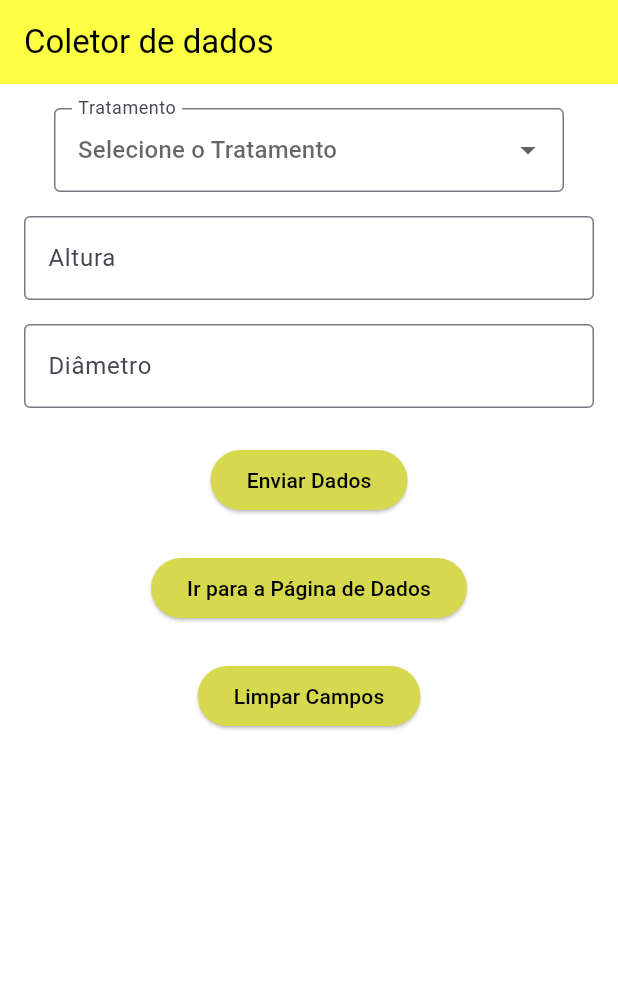
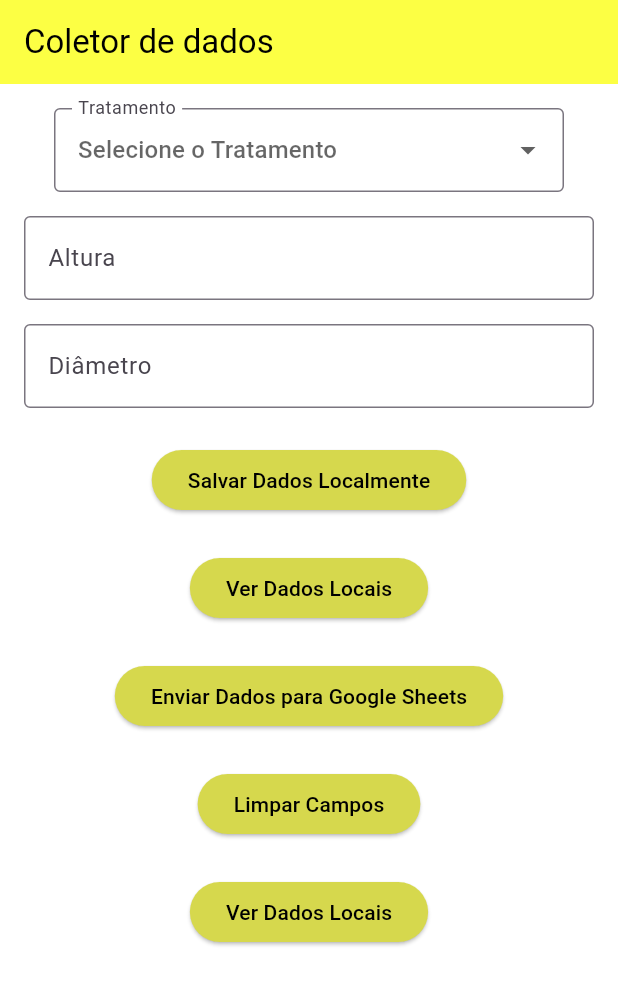
Before and after one commit to daniloasdotcom/flutter_gsheets, a Flutter app: the screen it shows after launch, after a tap on "Limpar Campos", on a phone screen of 412 x 824 dp. Shown: the top 985 px of the screen. Run offline on Flutter 3.47's test engine with Material 3 defaults, Android fonts, the phone set to English and light mode, and no system bars; our stand-ins replace shared_preferences; missing offline and left inert: gsheets.

Commit message:
update23052024

```diff
--- a/lib/googlesheets.dart
+++ b/lib/googlesheets.dart
@@ -10,7 +10,6 @@ class SheetsFlutter {
   // Credenciais da API do Google Sheets (JSON de credenciais deve ser colocado aqui)
   static const _sheetCredentials = r'''
   {
-
   }
 ''';
 
--- a/lib/mainscreen.dart
+++ b/lib/mainscreen.dart
@@ -1,5 +1,8 @@
+import 'dart:convert';
 import 'package:flutter/material.dart';
 import 'package:flutter/services.dart';
+import 'package:flutter_gsheets/dadoslocais.dart';
+import 'package:shared_preferences/shared_preferences.dart';
 import 'package:flutter_gsheets/dataspages.dart';
 import 'package:flutter_gsheets/googlesheets.dart';
 import 'package:flutter_gsheets/sheetscolumn.dart';
@@ -70,15 +73,12 @@ class _MainScreenState extends State<MainScreen> {
             crossAxisAlignment: CrossAxisAlignment.center,
             children: [
               Padding(
-                padding: const EdgeInsets.symmetric(
-                    horizontal:
-                        20.0), // Adiciona um padding horizontal de 20 unidades
+                padding: const EdgeInsets.symmetric(horizontal: 20.0),
                 child: DropdownButtonFormField<String>(
                   value: selectedTratamento,
                   hint: const Text('Selecione o Tratamento'),
-                  isExpanded: true, // Ocupa o máximo de espaço possível
-                  dropdownColor: const Color.fromARGB(
-                      255, 177, 120, 120), // Cor de fundo do dropdown
+                  isExpanded: true,
+                  dropdownColor: const Color.fromARGB(255, 177, 120, 120),
                   decoration: const InputDecoration(
                     labelText: 'Tratamento',
                     border: OutlineInputBorder(),
@@ -152,8 +152,7 @@ class _MainScreenState extends State<MainScreen> {
                 onPressed: () async {
                   if (selectedTratamento == null) {
                     ScaffoldMessenger.of(context).showSnackBar(
-                      SnackBar(
-                          content: Text('Por favor, selecione um tratamento.')),
+                      SnackBar(content: Text('Por favor, selecione um tratamento.')),
                     );
                     return;
                   }
@@ -161,26 +160,81 @@ class _MainScreenState extends State<MainScreen> {
                   final feedback = {
                     SheetsColunm.tratamento: selectedTratamento!,
                     SheetsColunm.altura: double.tryParse(
-                            alturaController.text.replaceAll(',', '.')) ??
-                        0.0,
+                            alturaController.text.replaceAll(',', '.')) ?? 0.0,
                     SheetsColunm.diametro: double.tryParse(
-                            diametroController.text.replaceAll(',', '.')) ??
-                        0.0,
+                            diametroController.text.replaceAll(',', '.')) ?? 0.0,
                   };
 
-                  await SheetsFlutter.insert([feedback]);
+                  // Save locally
+                  final prefs = await SharedPreferences.getInstance();
+                  List<String> data = prefs.getStringList('localData') ?? [];
+                  data.add(jsonEncode(feedback));
+                  await prefs.setStringList('localData', data);
 
                   ScaffoldMessenger.of(context).showSnackBar(
-                    SnackBar(content: Text('Dados enviados com sucesso!')),
+                    SnackBar(content: Text('Dados armazenados localmente!')),
                   );
-                  alturaController.clear(); // Limpa o campo de altura
-                  diametroController.clear(); // Limpa o campo de diâmetro
+                  alturaController.clear();
+                  diametroController.clear();
                   setState(() {
-                    selectedTratamento =
-                        null; // Reseta o tratamento selecionado
+                    selectedTratamento = null;
                   });
                 },
-                child: Text('Enviar Dados'),
+                child: Text('Salvar Dados Localmente'),
+                style: ElevatedButton.styleFrom(
+                  foregroundColor: Colors.black,
+                  backgroundColor: Color.fromARGB(255, 214, 216, 77),
+                ),
+              ),
+              SizedBox(height: 24),
+              ElevatedButton(
+                onPressed: () {
+                  Navigator.push(
+                    context,
+                    MaterialPageRoute(builder: (context) => LocalDataScreen()),
+                  );
+                },
+                child: Text('Ver Dados Locais'),
+                style: ElevatedButton.styleFrom(
+                  foregroundColor: Colors.black,
+                  backgroundColor: Color.fromARGB(255, 214, 216, 77),
+                ),
+              ),
+              SizedBox(height: 24),
+              ElevatedButton(
+                onPressed: () async {
+                  final prefs = await SharedPreferences.getInstance();
+                  List<String> data = prefs.getStringList('localData') ?? [];
+                  if (data.isEmpty) {
+                    ScaffoldMessenger.of(context).showSnackBar(
+                      SnackBar(content: Text('Nenhum dado para enviar.')),
+                    );
+                    return;
+                  }
+
+                  List rows = data.map((e) => jsonDecode(e)).toList();
+                  await SheetsFlutter.insert(rows.cast<Map<String, dynamic>>());
+
+                  ScaffoldMessenger.of(context).showSnackBar(
+                    SnackBar(content: Text('Dados enviados para o Google Sheets!')),
+                  );
+                },
+                child: Text('Enviar Dados para Google Sheets'),
+                style: ElevatedButton.styleFrom(
+                  foregroundColor: Colors.black,
+                  backgroundColor: Color.fromARGB(255, 214, 216, 77),
+                ),
+              ),
+              SizedBox(height: 24),
+              ElevatedButton(
+                onPressed: () {
+                  alturaController.clear();
+                  diametroController.clear();
+                  setState(() {
+                    selectedTratamento = null;
+                  });
+                },
+                child: Text('Limpar Campos'),
                 style: ElevatedButton.styleFrom(
                   foregroundColor: Colors.black,
                   backgroundColor: Color.fromARGB(255, 214, 216, 77),
@@ -194,26 +248,10 @@ class _MainScreenState extends State<MainScreen> {
                     MaterialPageRoute(builder: (context) => DataPage()),
                   );
                 },
-                child: Text('Ir para a Página de Dados'),
+                child: Text('Ver Dados Locais'),
                 style: ElevatedButton.styleFrom(
                   foregroundColor: Colors.black,
                   backgroundColor: Color.fromARGB(255, 214, 216, 77),
-                ),
-              ),
-              SizedBox(height: 24),
-              ElevatedButton(
-                onPressed: () {
-                  alturaController.clear(); // Limpa o campo de altura
-                  diametroController.clear(); // Limpa o campo de diâmetro
-                  setState(() {
-                    selectedTratamento =
-                        null; // Reseta o tratamento selecionado
-                  });
-                },
-                child: Text('Limpar Campos'),
-                style: ElevatedButton.styleFrom(
-                  foregroundColor: Colors.black,
-                  backgroundColor: Color.fromARGB(255, 214, 216, 77), // Cor de fundo do botão de limpar
                 ),
               ),
             ],
--- a/pubspec.yaml
+++ b/pubspec.yaml
@@ -37,6 +37,7 @@ dependencies:
   cupertino_icons: ^1.0.6
   http: ^1.2.0
   gsheets: ^0.5.0
+  shared_preferences: ^2.0.6
 
 dev_dependencies:
   flutter_test:
```
Also changed, not shown: lib/dadoslocais.dart (added, +127 -0 lines), pubspec.lock, 1 other file.
